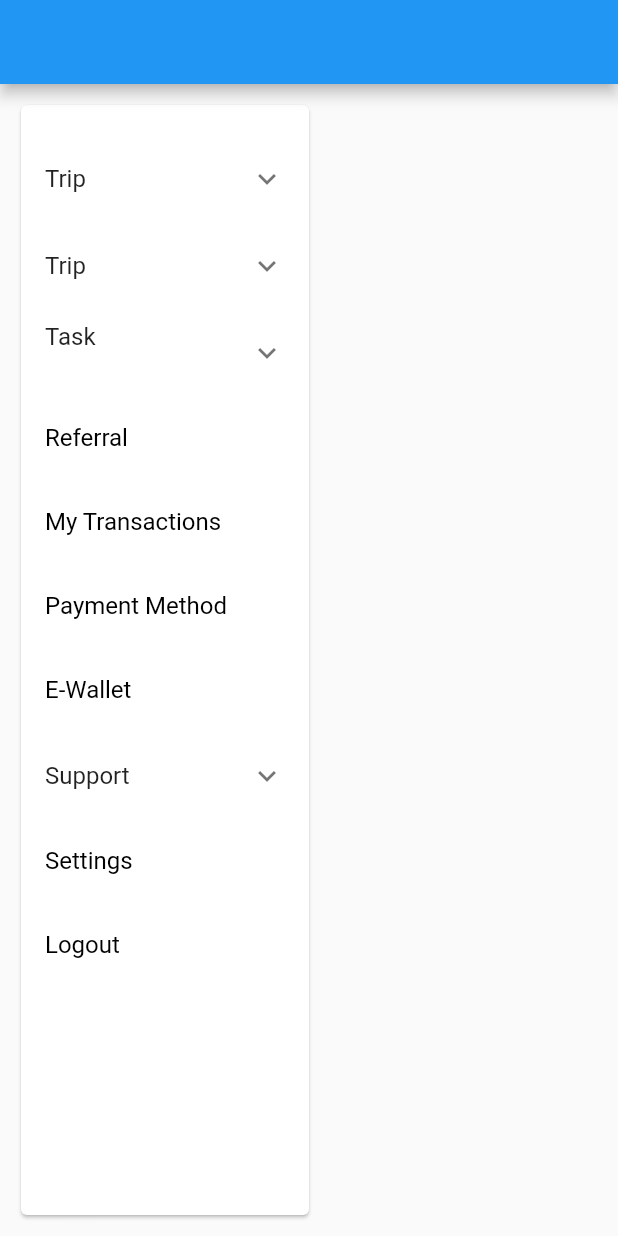
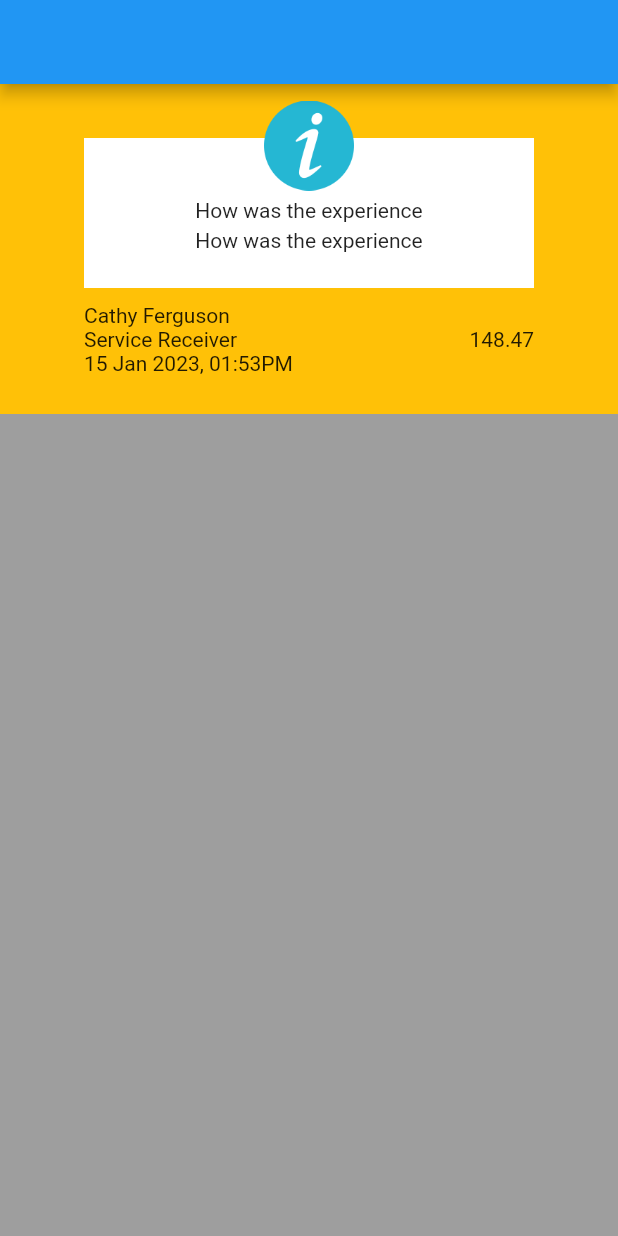
Before and after one commit to thohid44/my_map, a Flutter app: the screen it shows after launch, on a phone screen of 412 x 824 dp. Run offline on Flutter 3.47's test engine with Material 2 defaults, Android fonts, the light colour scheme and no system bars; our stand-ins replace google_maps_flutter, location; missing offline and left inert: flutter_polyline_points.

Commit message:
19-03-23

```diff
--- /dev/null
+++ b/lib/dropDown_vertical.dart
@@ -0,0 +1,119 @@
+import 'package:flutter/material.dart';
+import 'package:flutter/src/widgets/container.dart';
+import 'package:flutter/src/widgets/framework.dart';
+
+class DropDownVerticle extends StatefulWidget {
+  const DropDownVerticle({super.key});
+
+  @override
+  State<DropDownVerticle> createState() => _DropDownVerticleState();
+}
+
+class _DropDownVerticleState extends State<DropDownVerticle> {
+  @override
+  Widget build(BuildContext context) {
+    return Scaffold(
+      appBar: AppBar(),
+       body:   Container(
+        margin: EdgeInsets.only(left: 10, top: 10, bottom: 10),
+        width: 200,
+        child: Card(
+          child: ListView(
+            children: [
+
+              SizedBox(height: 20),
+            const  ExpansionTile(title: Text("Trip"),
+              children:  [
+                ListTile(
+                  title: Text("Category 1"),
+                ),
+                  ListTile(
+                  title: Text("Category 1"),
+                )
+              ],
+              ),
+         const     ExpansionTile(title: Text("Trip"),
+              children: [
+                ListTile(
+                  title: Text("Category 1"),
+                ),
+                  ListTile(
+                  title: Text("Category 1"),
+                )
+              ],
+              )
+              ,
+
+              ExpansionTile(title: Container(
+                height: 40,
+                child: Text("Task")),
+              children: [
+                ListTile(
+                  title: Text("Post a Task"),
+                ),
+                  ListTile(
+                  title: Text("My Task"),
+                ),
+                 ListTile(
+                  title: Text("My Task Offers"),
+                ),
+                ListTile(
+                  title: Text("My Task Ratings"),
+                )
+              ],
+              ),
+
+              ListTile(
+
+                title: Text("Referral", style: TextStyle(
+                  color: Colors.black,
+                ),),
+              ),
+               ListTile(
+
+                title: Text("My Transactions", style: TextStyle(
+                  color: Colors.black,
+                ),),
+              ),
+               ListTile(
+
+                title: Text("Payment Method", style: TextStyle(
+                  color: Colors.black,
+                ),),
+              ),
+               ListTile(
+
+                title: Text("E-Wallet", style: TextStyle(
+                  color: Colors.black,
+                ),),
+              ),
+                ExpansionTile(title: Text("Support"),
+              children: [
+                ListTile(
+                  title: Text("Category 1"),
+                ),
+                  ListTile(
+                  title: Text("Category 1"),
+                )
+              ],
+              )
+              ,
+               ListTile(
+
+                title: Text("Settings", style: TextStyle(
+                  color: Colors.black,
+                ),),
+              ),
+              ListTile(
+
+                title: Text("Logout", style: TextStyle(
+                  color: Colors.black,
+                ),),
+              )
+            ],
+          ),
+        ),
+      )
+    );
+  }
+}
--- a/lib/stact_image.dart
+++ b/lib/stact_image.dart
@@ -1,5 +1,4 @@
 import 'package:flutter/material.dart';
-
 
 class StackImage extends StatefulWidget {
   const StackImage({super.key});
@@ -8,112 +7,133 @@ class StackImage extends StatefulWidget {
   State<StackImage> createState() => _StackImageState();
 }
 
-class _StackImageState extends State<StackImage>  {
+class _StackImageState extends State<StackImage> {
   bool opend = false;
   @override
   Widget build(BuildContext context) {
     return Scaffold(
+      backgroundColor: Colors.grey,
       appBar: AppBar(),
-      body:   Container(
-        margin: EdgeInsets.only(left: 10, top: 10, bottom: 10),
-        width: 200,
-        child: Card(
-          child: ListView(
+      body: Column(
         children: [
+          Container(
+            height: 220,
+            decoration: BoxDecoration(
+              color: Colors.amber
+            ),
+            child: Column(
+              mainAxisAlignment: MainAxisAlignment.center,
+              children: [
+                SizedBox(height: 10,),
+                Center(
+                  child: Container(
+                    width: 300,
+                    child: Stack(clipBehavior: Clip.none, children: [
+                      Container(
+                        height: 100,
+                        decoration: BoxDecoration(color: Colors.white),
+                      ),
+                      Positioned(
+                          top: -25,
+                          left: 50,
+                          right: 50,
+                          child: Image.asset(
+                            "assets/about.png",
+                            height: 60,
+                            width: 60,
+                          )),
+                      Positioned(
+                          left: 50,
+                          top: 40,
+                          right: 50,
+                          child: Center(child: Text("How was the experience"))),
+                      Positioned(
+                          left: 50,
+                          top: 60,
+                          right: 50,
+                          child: Center(child: Text("How was the experience")))
+                    ]),
 
-              SizedBox(height: 20),
-            const  ExpansionTile(title: Text("Trip"),
-              children:  [
-                ListTile(
-                  title: Text("Category 1"),
                   ),
-                  ListTile(
-                  title: Text("Category 1"),
-                )
-              ],
-              ),
-         const     ExpansionTile(title: Text("Trip"),
-              children: [
-                ListTile(
-                  title: Text("Category 1"),
-                ),
-                  ListTile(
-                  title: Text("Category 1"),
-                )
-              ],
-              )
-              ,
-
-              ExpansionTile(title: Container(
-                height: 40,
-                child: Text("Task")),
-              children: [
-                ListTile(
-                  title: Text("Post a Task"),
-                ),
-                  ListTile(
-                  title: Text("My Task"),
-                ),
-                 ListTile(
-                  title: Text("My Task Offers"),
-                ),
-                ListTile(
-                  title: Text("My Task Ratings"),
-                )
-              ],
                 ),
 
-              ListTile(
+               SizedBox(height: 10),
+          Container(
+               width: 300,
+            child: Row(
+  mainAxisAlignment: MainAxisAlignment.spaceBetween,
+                        children: [
+                          Container(
 
-                title: Text("Referral", style: TextStyle(
-                  color: Colors.black,
-                ),),
+                            child: Column(
+                        crossAxisAlignment: CrossAxisAlignment.start,
+                              children: [
+                                Container(
+
+
+                                child: Text("Cathy Ferguson",
+                                style: TextStyle(fontSize: 14, ),),
                                         ),
-               ListTile(
+                                          Container(
 
-                title: Text("My Transactions", style: TextStyle(
-                  color: Colors.black,
-                ),),
+
+                                child: Text("Service Receiver",
+                                style: TextStyle(fontSize: 14, ),),
                                         ),
-               ListTile(
+                             Container(
 
-                title: Text("Payment Method", style: TextStyle(
-                  color: Colors.black,
-                ),),
+
+                                child: Text("15 Jan 2023, 01:53PM",
+                                style: TextStyle(fontSize: 14, ),),
                                         ),
-               ListTile(
-
-                title: Text("E-Wallet", style: TextStyle(
-                  color: Colors.black,
-                ),),
-              ),
-                ExpansionTile(title: Text("Support"),
-              children: [
-                ListTile(
-                  title: Text("Category 1"),
-                ),
-                  ListTile(
-                  title: Text("Category 1"),
-                )
-              ],
-              )
-              ,
-               ListTile(
-
-                title: Text("Settings", style: TextStyle(
-                  color: Colors.black,
-                ),),
-              ),
-              ListTile(
-
-                title: Text("Logout", style: TextStyle(
-                  color: Colors.black,
-                ),),
-              )
                               ],
                             ),
                           ),
-      )
+ Container(
+
+
+                                child: Text("148.47",
+                                style: TextStyle(fontSize: 14, ),),
+                                        ),
+
+                        ],
+                      ),
+          ),
+              ],
+            ),
+          ),
+        ],
+      ),
     );
   }
 }
+
+
+// Row(
+//                 children: [
+//                   Container(
+//                     child: Column(
+//                       children: [
+//                         Container(
+//                           width:300,
+
+//                         child: Text("Cathy Ferguson",
+//                         style: TextStyle(fontSize: 14, ),),
+//                                 ),
+//                                   Container(
+//                           width:300,
+
+//                         child: Text("Service Receiver",
+//                         style: TextStyle(fontSize: 14, ),),
+//                                 ),
+//                      Container(
+//                           width:300,
+
+//                         child: Text("15 Jan 2023, 01:53PM",
+//                         style: TextStyle(fontSize: 14, ),),
+//                                 ),
+//                       ],
+//                     ),
+//                   ),
+//                 ],
+//               ),
```
Lines whose indentation alone changed are shown as unchanged.
